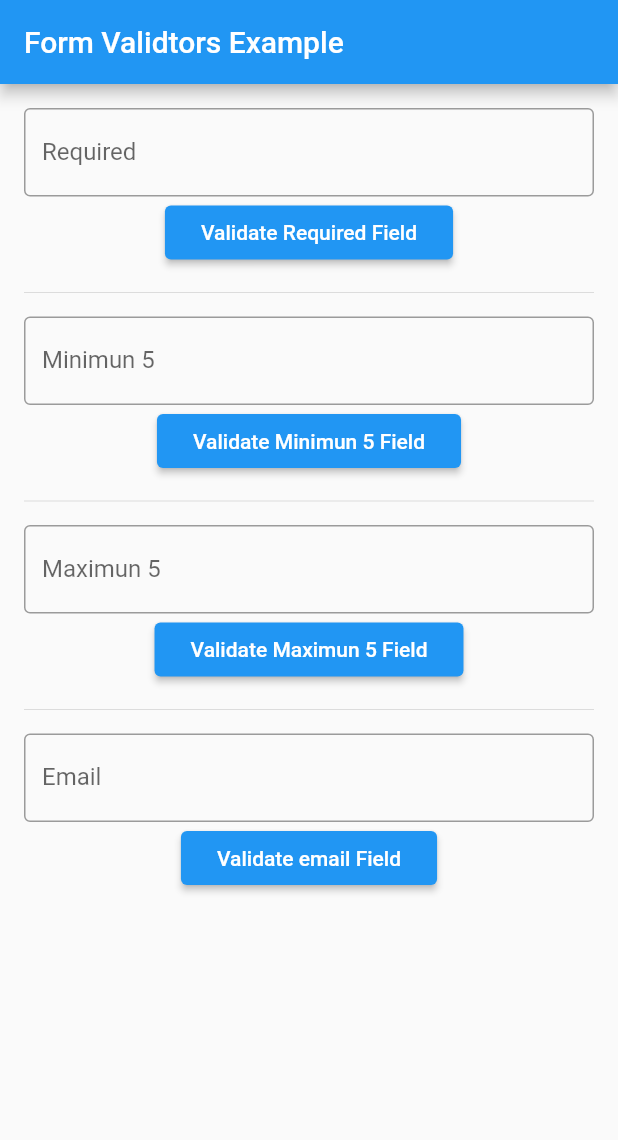
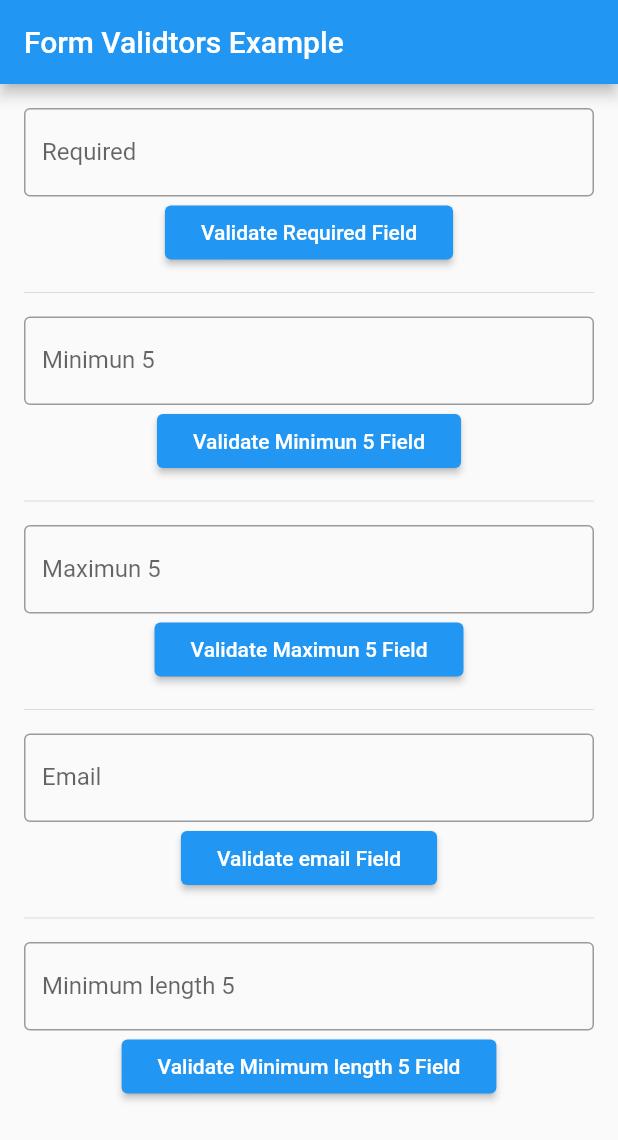
Before and after one commit to aarajput/flutter_form_validators, a Flutter app: the screen it shows after launch, on a phone screen of 412 x 824 dp. Shown: the top 1140 px of the screen. Run offline on Flutter 3.47's test engine with Material 2 defaults, Android fonts, the phone set to English and light mode, and no system bars.

Commit message:
Validators.minLength widget form added

```diff
--- a/example/lib/main.dart
+++ b/example/lib/main.dart
@@ -4,6 +4,7 @@ import 'required_validation_container.dart';
 import 'min_validation_container.dart';
 import 'max_validation_container.dart';
 import 'email_validation_container.dart';
+import 'min_length_validation_container.dart';
 
 void main() => runApp(MyApp());
 
@@ -54,6 +55,10 @@ class _Body extends StatelessWidget {
         Divider(),
         SizedBox(height: 8),
         EmailValidationContainer(),
+        SizedBox(height: 8),
+        Divider(),
+        SizedBox(height: 8),
+        MinLengthValidationContainer(),
       ],
     );
   }
--- /dev/null
+++ b/example/lib/min_length_validation_container.dart
@@ -0,0 +1,36 @@
+import 'package:flutter/material.dart';
+import 'package:form_validators/form_validators.dart';
+
+class MinLengthValidationContainer extends StatefulWidget {
+  @override
+  _MinLengthValidationContainerState createState() =>
+      _MinLengthValidationContainerState();
+}
+
+class _MinLengthValidationContainerState
+    extends State<MinLengthValidationContainer> {
+  final formKey = GlobalKey<FormState>();
+
+  @override
+  Widget build(BuildContext context) {
+    return Form(
+      key: formKey,
+      child: Column(
+        children: [
+          TextFormField(
+            decoration: InputDecoration(
+              labelText: 'Minimum length 5',
+            ),
+            validator: Validators.minLength(5, 'Characters are less than 5'),
+          ),
+          RaisedButton(
+            child: Text('Validate Minimum length 5 Field'),
+            onPressed: () {
+              formKey.currentState.validate();
+            },
+          )
+        ],
+      ),
+    );
+  }
+}
```
